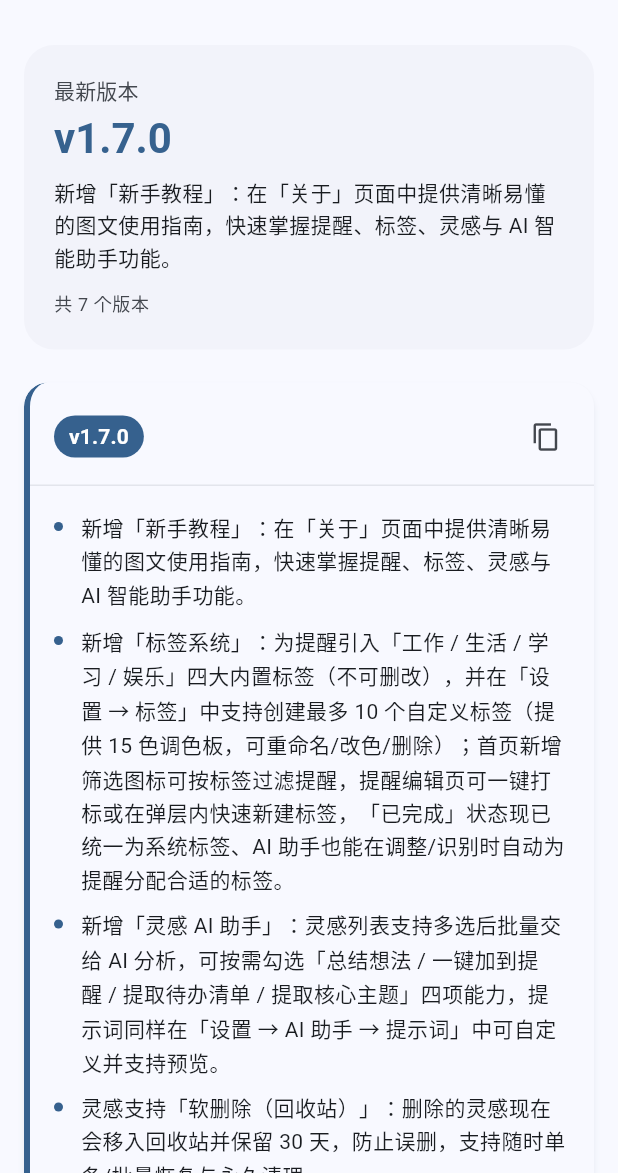
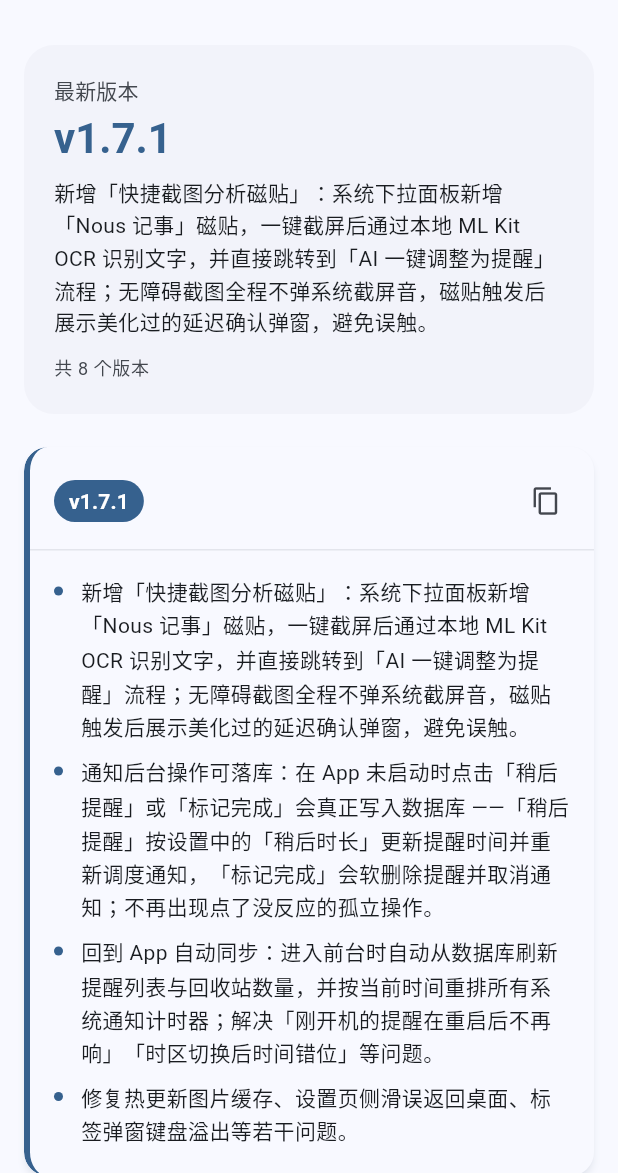
Before and after one commit to DsDG1/Nous_Mind, a Flutter app: the ChangelogPage screen opened directly, on a phone screen of 412 x 824 dp, the part 63-1236 px from its top. Run offline on Flutter 3.47's test engine with Material 3 defaults, Android fonts, the phone set to English and light mode, and no system bars; our stand-ins replace clock, file_picker, flutter_local_notifications, flutter_markdown_plus, flutter_timezone, go_router and 8 more; missing offline and left inert: device_calendar, google_mlkit_text_recognition; accounts and stored records are empty.

Commit message:
chore(release): 1.7.1
- 快捷截图分析磁贴(系统下拉面板 -> ML Kit OCR -> AI 调整)
- 通知后台操作可落库(稍后提醒/标记完成真正写库)
- 回到 App 自动同步提醒列表与系统通知计时器
- 修复热更新图片缓存、设置页侧滑、标签弹窗键盘溢出
- 用户协议 / 隐私政策同步:日期、版本号、无障碍服务条目、触发与数据流说明
- 产品名同步:Nous 记事 -> Nous记事(汉语去空格) / Nous Mind(英语加空格),仅限法律文件
- 移除遗留名'提醒事项' / 'Reminders',仅限法律文件

```diff
--- a/lib/pages/settings/changelog_page.dart
+++ b/lib/pages/settings/changelog_page.dart
@@ -319,6 +319,15 @@ class _ChangelogVersion {
 /// the main page focused on just the latest.
 const List<_ChangelogVersion> _changelog = <_ChangelogVersion>[
   _ChangelogVersion(
+    version: '1.7.1',
+    notes: <String>[
+      '新增「快捷截图分析磁贴」：系统下拉面板新增「Nous 记事」磁贴，一键截屏后通过本地 ML Kit OCR 识别文字，并直接跳转到「AI 一键调整为提醒」流程；无障碍截图全程不弹系统截屏音，磁贴触发后展示美化过的延迟确认弹窗，避免误触。',
+      '通知后台操作可落库：在 App 未启动时点击「稍后提醒」或「标记完成」会真正写入数据库 ——「稍后提醒」按设置中的「稍后时长」更新提醒时间并重新调度通知，「标记完成」会软删除提醒并取消通知；不再出现点了没反应的孤立操作。',
+      '回到 App 自动同步：进入前台时自动从数据库刷新提醒列表与回收站数量，并按当前时间重排所有系统通知计时器；解决「刚开机的提醒在重启后不再响」「时区切换后时间错位」等问题。',
+      '修复热更新图片缓存、设置页侧滑误返回桌面、标签弹窗键盘溢出等若干问题。',
+    ],
+  ),
+  _ChangelogVersion(
     version: '1.7.0',
     notes: <String>[
       '新增「新手教程」：在「关于」页面中提供清晰易懂的图文使用指南，快速掌握提醒、标签、灵感与 AI 智能助手功能。',
--- a/pubspec.yaml
+++ b/pubspec.yaml
@@ -16,7 +16,7 @@ publish_to: 'none' # Remove this line if you wish to publish to pub.dev
 # https://developer.apple.com/library/archive/documentation/General/Reference/InfoPlistKeyReference/Articles/CoreFoundationKeys.html
 # In Windows, build-name is used as the major, minor, and patch parts
 # of the product and file versions while build-number is used as the build suffix.
-version: 1.7.0+17
+version: 1.7.1+18
 
 environment:
   sdk: ^3.12.2
```
Also changed, not shown: 2 other files.
